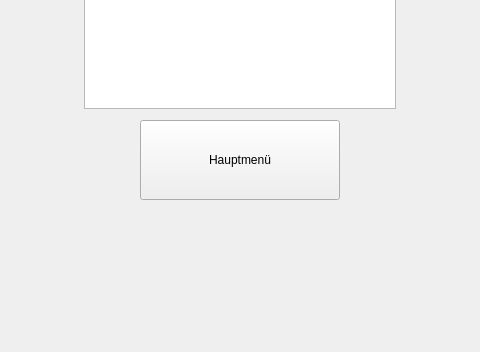
This is MinigolfSimulator3000/startwindow.ui in jonas154/Minigolf-Simulator-3000 as Qt 5 draws it before an edit; both pictures show x 246 to 726 and y 416 to 768 of the 1024 by 768 pixel window. The edited form follows.
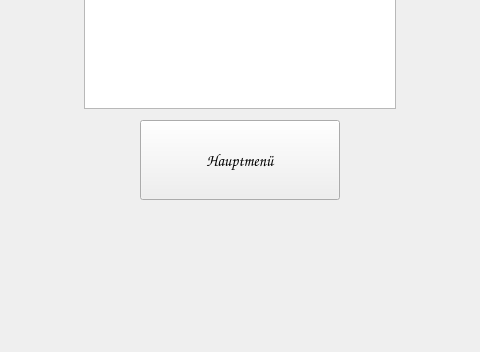
This is the edited form. The open tabs and pages were chosen to show the change.

The edit to the form file:
```diff
--- a/MinigolfSimulator3000/startwindow.ui
+++ b/MinigolfSimulator3000/startwindow.ui
@@ -947,6 +947,12 @@
            <height>16777215</height>
           </size>
          </property>
+         <property name="font">
+          <font>
+           <family>Comic Sans MS</family>
+           <pointsize>12</pointsize>
+          </font>
+         </property>
          <property name="layoutDirection">
           <enum>Qt::LeftToRight</enum>
          </property>
```
Left out of the diff: 2 changed lines with no effect on the pictures.
